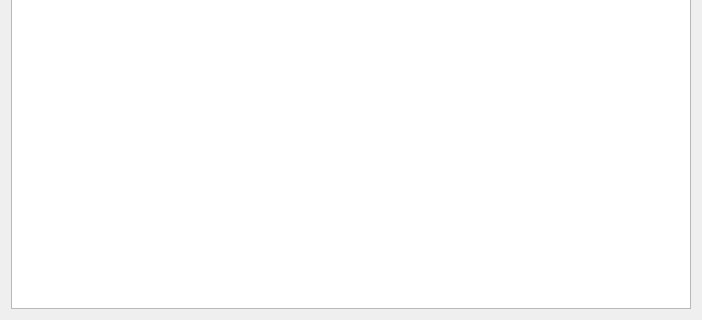
Above: app/ui/py_manage.ui from ctpbee/bee_box before the change; both pictures show x 0 to 702 and y 258 to 578 of the 702 by 578 pixel window. Below: the same form after it.
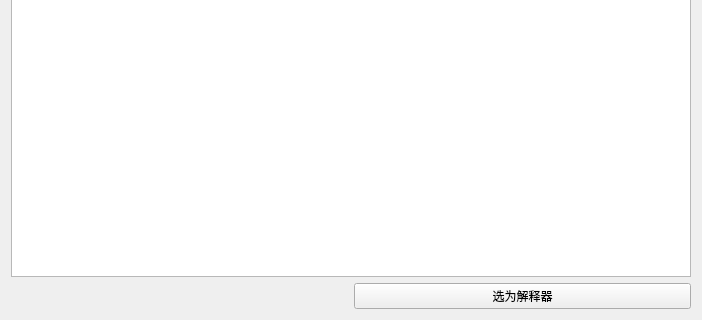
That is the form after the change.

```diff
--- a/app/ui/py_manage.ui
+++ b/app/ui/py_manage.ui
@@ -45,6 +45,24 @@
    <item>
     <widget class="QListWidget" name="pip_list"/>
    </item>
+   <item>
+    <layout class="QHBoxLayout" name="horizontalLayout" stretch="0,0">
+     <item>
+      <widget class="QLabel" name="app_name">
+       <property name="text">
+        <string/>
+       </property>
+      </widget>
+     </item>
+     <item>
+      <widget class="QPushButton" name="set_app_py">
+       <property name="text">
+        <string>选为解释器</string>
+       </property>
+      </widget>
+     </item>
+    </layout>
+   </item>
   </layout>
  </widget>
  <resources/>
```
